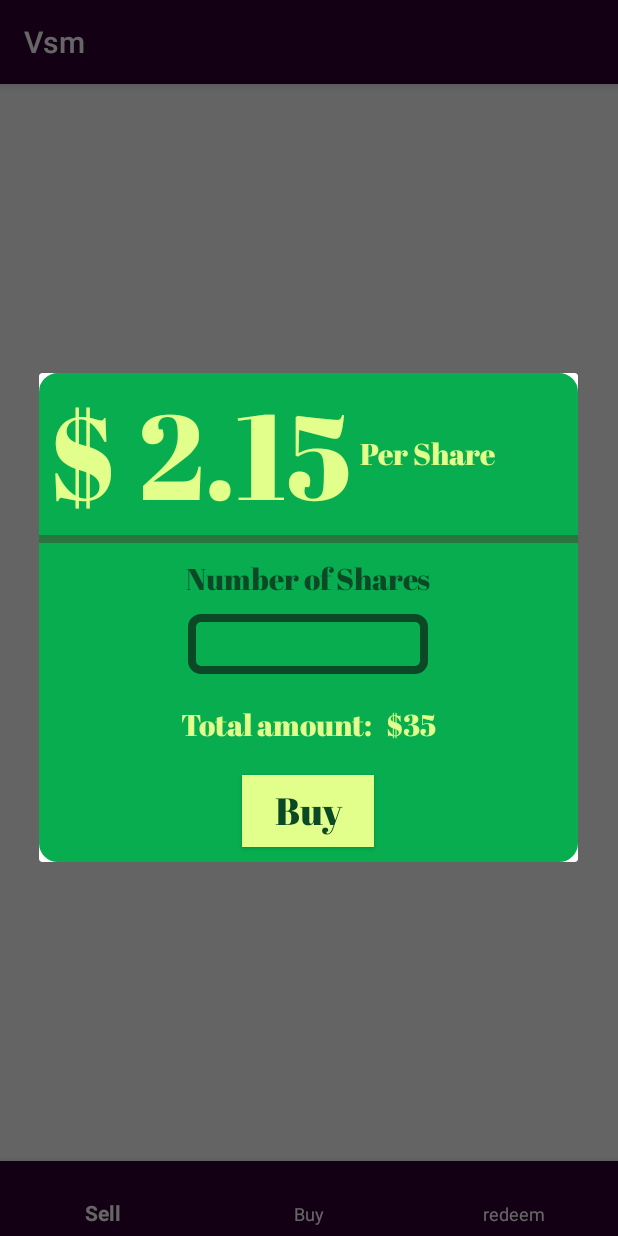
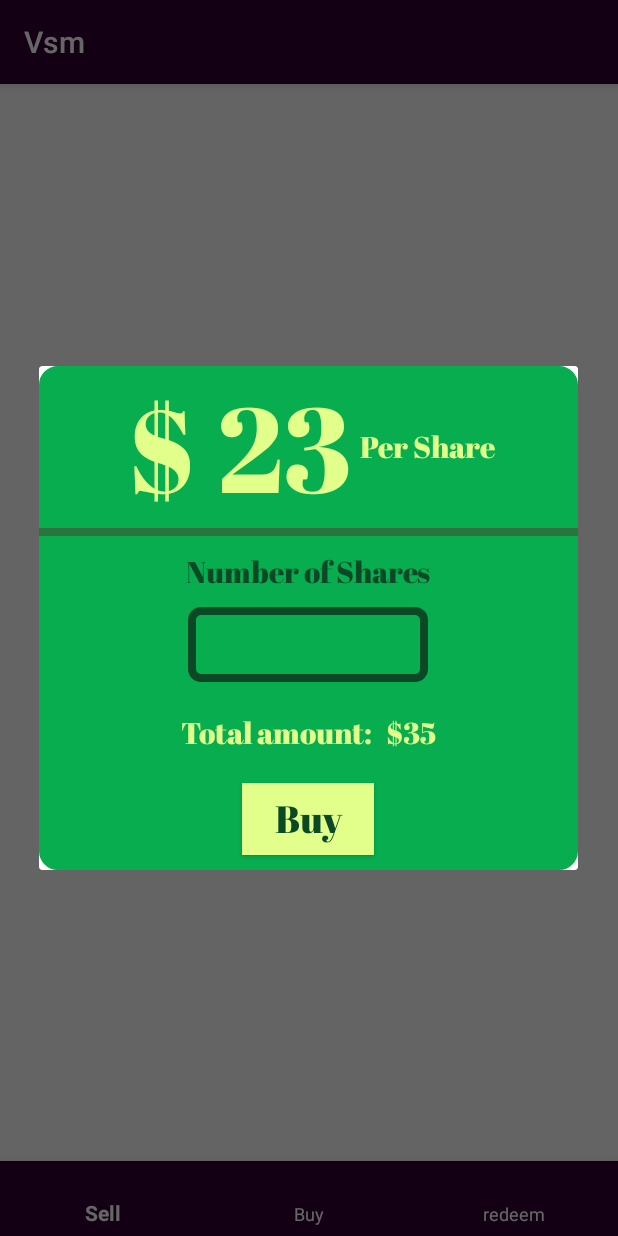
Before and after one commit to ReCreateIndia/VirtualShareMarket, an Android app: the AboutShare screen opened directly, with no data from a screen before it, item 2 of the bottom bar chosen, on a phone screen of 412 x 824 dp. Run offline under Robolectric (Android 15) with nearby library versions, the phone set to English and light mode, and no system bars; our stand-ins replace Firebase (no records; nobody signed in at launch, a user with empty details on screens opened directly); 1 statement that could not run was skipped.

Commit message:
les do it

```diff
--- a/Vsm/app/src/main/java/recreate/india/vsm/AboutShare.java
+++ b/Vsm/app/src/main/java/recreate/india/vsm/AboutShare.java
@@ -36,7 +36,7 @@ import javax.annotation.Nullable;
 import recreate.india.vsm.Dialog_Fragments.Dialog_buy;
 import recreate.india.vsm.Dialog_Fragments.Dialog_sell;
 
-public class AboutShare extends AppCompatActivity {
+public class AboutShare extends AppCompatActivity implements Dialog_buy.OnInputlistener {
     private TextView textView;
     private int a;
     private  FirebaseFirestore ff;
@@ -44,6 +44,7 @@ public class AboutShare extends AppCompatActivity {
     private List<PostModal> tech_list;
     private RecyclerView shareRecyclerView;
     private BottomNavigationView bottomNavigationView;
+    private String s="23";
     @Override
     protected void onCreate(Bundle savedInstanceState) {
         super.onCreate(savedInstanceState);
@@ -81,6 +82,11 @@ public class AboutShare extends AppCompatActivity {
         shareRecyclerView.setLayoutManager(new LinearLayoutManager(AboutShare.this));
         shareRecyclerView.setAdapter(adapter);
     }
+
+    @Override
+    public void input(String s) {
+        this.s=s;
+    }
     //ViewHolder
 
 
@@ -116,6 +122,10 @@ public class AboutShare extends AppCompatActivity {
             {
                 case R.id.sharebuy:
                     Dialog_buy dialog_buy = new Dialog_buy();
+                    Bundle bundle = new Bundle();
+                    dialog_buy.setArguments(bundle);
+                    bundle.putInt("price",Integer.parseInt(s));
+                    dialog_buy.setMy_oninputlistener(AboutShare.this);
                     dialog_buy.show(getSupportFragmentManager(),"Dialog_Buy");
                     break;
                 case R.id.sharesell:
--- a/Vsm/app/src/main/java/recreate/india/vsm/Dialog_Fragments/Buy_success.java
+++ b/Vsm/app/src/main/java/recreate/india/vsm/Dialog_Fragments/Buy_success.java
@@ -5,6 +5,7 @@ import android.app.Dialog;
 import android.os.Bundle;
 import android.view.LayoutInflater;
 import android.view.View;
+import android.widget.TextView;
 
 import androidx.annotation.NonNull;
 import androidx.annotation.Nullable;
@@ -13,14 +14,17 @@ import androidx.fragment.app.DialogFragment;
 import recreate.india.vsm.R;
 
 public class Buy_success extends DialogFragment {
-
+    TextView successshares;
     @NonNull
     @Override
     public Dialog onCreateDialog(@Nullable Bundle savedInstanceState) {
         AlertDialog.Builder builder = new AlertDialog.Builder(getActivity());
         LayoutInflater inflater = getActivity().getLayoutInflater();
         View view = inflater.inflate(R.layout.dialog_buy_success,null,false);
+        successshares=view.findViewById(R.id.successshares);
         builder.setView(view);
+        Bundle bundle = getArguments();
+        successshares.setText("$ "+bundle.getInt("price")+"");
         return builder.create();
     }
 }
--- a/Vsm/app/src/main/java/recreate/india/vsm/Dialog_Fragments/Dialog_buy.java
+++ b/Vsm/app/src/main/java/recreate/india/vsm/Dialog_Fragments/Dialog_buy.java
@@ -7,6 +7,8 @@ import android.view.LayoutInflater;
 import android.view.View;
 import android.view.ViewGroup;
 import android.widget.Button;
+import android.widget.EditText;
+import android.widget.TextView;
 
 import androidx.annotation.NonNull;
 import androidx.annotation.Nullable;
@@ -17,8 +19,16 @@ import com.google.android.material.dialog.MaterialAlertDialogBuilder;
 import recreate.india.vsm.R;
 
 public class Dialog_buy extends DialogFragment {
-
+    public interface OnInputlistener{
+        public void input(String s);
+    }
+    OnInputlistener my_oninputlistener;
+    public void setMy_oninputlistener(OnInputlistener my_oninputlistener)
+    {
+        this.my_oninputlistener = my_oninputlistener;
+    }
     private Button btn_buy;
+    private EditText noofshares;
     @NonNull
     @Override
     public Dialog onCreateDialog(@Nullable Bundle savedInstanceState) {
@@ -26,11 +36,25 @@ public class Dialog_buy extends DialogFragment {
         LayoutInflater inflater = getActivity().getLayoutInflater();
         View view = inflater.inflate(R.layout.dialog_buy_shares,null,false);
         builder.setView(view);
+        final Bundle bundle = getArguments();
+        noofshares=view.findViewById(R.id.noofshares);
+        my_oninputlistener.input(noofshares.getText().toString());
+        TextView shareprice=view.findViewById(R.id.shareprice);
+        if(!(bundle.getInt("price")==0)){
+            shareprice.setText("$ "+bundle.getInt("price")+"");
+        }
+        else{
+            shareprice.setText("0");
+        }
+
         btn_buy = view.findViewById(R.id.btn_buy);
         btn_buy.setOnClickListener(new View.OnClickListener() {
             @Override
             public void onClick(View v) {
                 Buy_success buy_success = new Buy_success();
+                Bundle bundle1=new Bundle();
+                buy_success.setArguments(bundle);
+                bundle.putInt("price",Integer.parseInt(noofshares.getText().toString()));
                 buy_success.show(getChildFragmentManager(),"Buy_Success");
             }
         });
--- a/Vsm/app/src/main/res/layout/dialog_buy_shares.xml
+++ b/Vsm/app/src/main/res/layout/dialog_buy_shares.xml
@@ -9,16 +9,18 @@
         android:layout_width="match_parent"
         android:layout_height="wrap_content"
         android:orientation="horizontal">
+
         <TextView
+            android:id="@+id/shareprice"
             android:layout_width="0dp"
-        android:layout_weight="3"
 
             android:layout_height="wrap_content"
             android:layout_gravity="center_horizontal"
+            android:layout_marginRight="5dp"
+            android:layout_weight="3"
+            android:fontFamily="@font/abril_fatface"
             android:gravity="right"
-        android:fontFamily="@font/abril_fatface"
             android:text="$ 2.15"
-        android:layout_marginRight="5dp"
             android:textColor="#e1ff8a"
             android:textSize="80sp" />
         <TextView
@@ -51,7 +53,8 @@
     <EditText
         android:id="@+id/noofshares"
         android:layout_width="160dp"
-        android:layout_height="40dp"
+        android:layout_height="50dp"
+        android:textColor="#ffffff"
         android:layout_gravity="center_horizontal"
         android:layout_marginBottom="20dp"
         android:background="@drawable/border"
```
Also changed, not shown: Vsm/app/src/main/res/layout/dialog_buy_success.xml (+6 -4 lines), 194 other files. Lines whose indentation alone changed are shown as unchanged.
